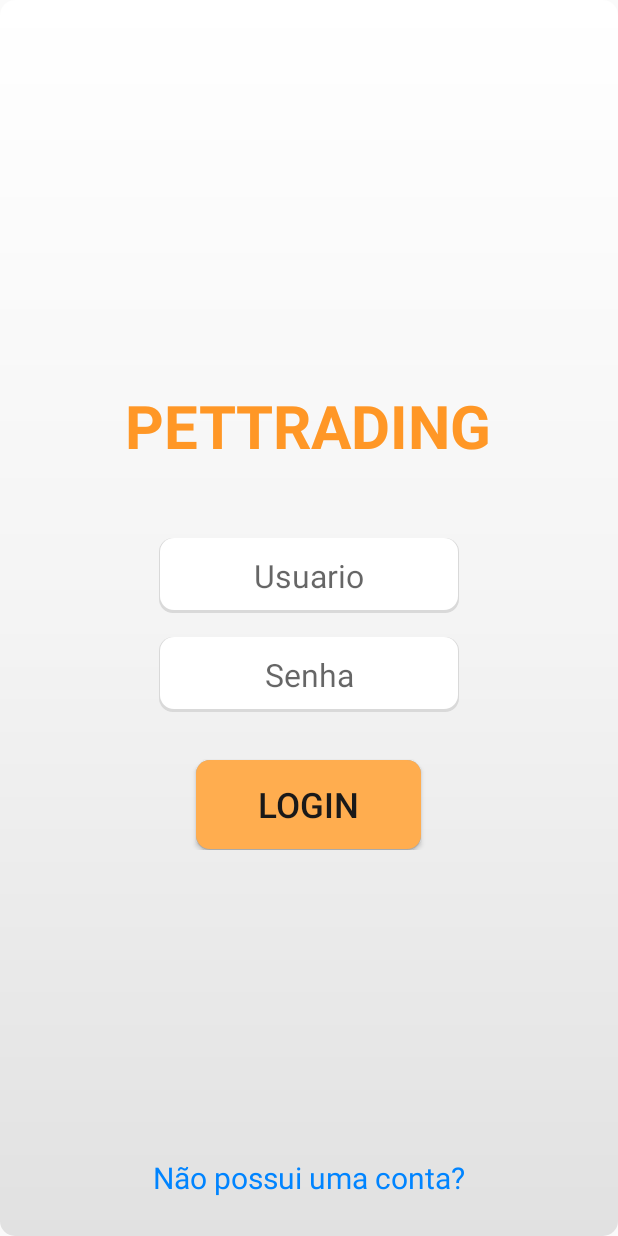
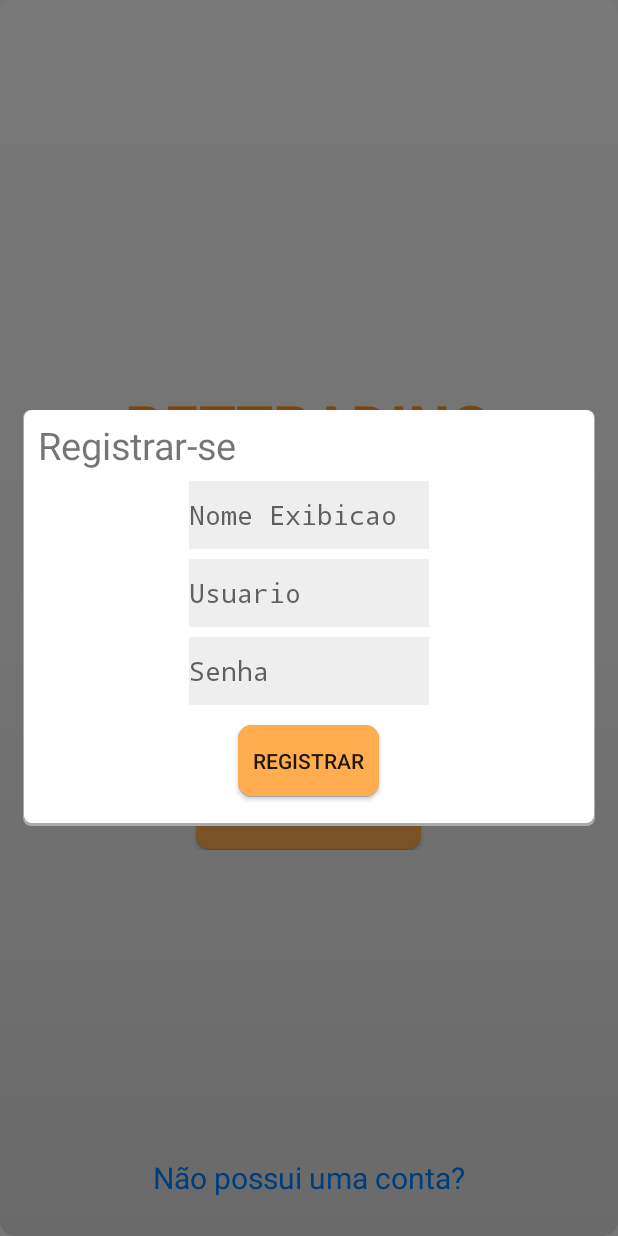
Before and after one commit to SiegeSoft/pet, an Android app: the screen it shows after launch (Login), after a tap on "Não possui uma conta?", on a phone screen of 412 x 824 dp. Run offline under Robolectric (Android 15) with nearby library versions, the phone set to English and light mode, and no system bars; our stand-ins replace Volley; network calls fail; 3 statements that could not run were skipped.

Commit message:
ACTIVITY REGISTRO LAYOUT UPDATED

```diff
--- a/app/src/main/java/pet/com/br/pet/autentica/Login.java
+++ b/app/src/main/java/pet/com/br/pet/autentica/Login.java
@@ -1,12 +1,16 @@
 package pet.com.br.pet.autentica;
 
 import android.app.AlertDialog;
+import android.app.FragmentManager;
+import android.app.FragmentTransaction;
 import android.app.ProgressDialog;
 import android.content.Intent;
 import android.os.Bundle;
 import android.support.v7.app.AppCompatActivity;
 import android.view.View;
 import android.widget.EditText;
+import android.widget.RelativeLayout;
+import android.widget.TextView;
 import android.widget.Toast;
 
 import com.android.volley.AuthFailureError;
@@ -27,6 +31,9 @@ import java.util.Map;
 
 import pet.com.br.pet.R;
 import pet.com.br.pet.buscaRapida.BuscaRapidaActivity;
+import pet.com.br.pet.conta.Conta;
+import pet.com.br.pet.fragments.ContaProfileConfig;
+import pet.com.br.pet.fragments.Registro;
 
 /**
  * Created by iaco_ on 15/08/2016.
@@ -50,15 +57,57 @@ public class Login  extends AppCompatActivity {
     private LoginManager _session;
     private String _name, _likes, _dislikes;
 
+    //REGISTRAR
+    public static int fadeout_valueregistro = 0;
+    Registro registro;
+
 
     @Override
     protected void onCreate(Bundle savedInstanceState) {
         super.onCreate(savedInstanceState);
         setContentView(R.layout.activity_login);
-
+        fadeout_valueregistro = 0;
         editTextUsername = (EditText) findViewById(R.id.editText_login);
         editTextPassword = (EditText) findViewById(R.id.editText_senha);
         _session = new LoginManager(getApplicationContext());
+
+        //FRAGMENT REGISTRO
+        TextView textregistro = (TextView) findViewById(R.id.text_registrar);
+        FragmentManager fragmentManager = getFragmentManager();
+        FragmentTransaction fragmentTransaction = fragmentManager.beginTransaction();
+        registro = new Registro();
+        fragmentTransaction.add(R.id.fragment_registro, registro);
+        fragmentTransaction.commit();
+        textregistro.setOnClickListener(new View.OnClickListener() {
+            @Override
+            public void onClick(View v) {
+                // TODO Auto-generated method stub
+                if (fadeout_valueregistro == 0) {
+                    RelativeLayout relative_fadeout = (RelativeLayout) findViewById(R.id.relative_registro_fadeout);
+                    relative_fadeout.setVisibility(View.VISIBLE);
+                    // Creating a new RelativeLayout
+                    fadeout_valueregistro = 1;
+                    registro.addPlaces();
+                }
+            }
+        });
+
+        RelativeLayout relative_registro_fragment_view = (RelativeLayout) findViewById(R.id.relative_registro_fragment_view);
+
+        if (!relative_registro_fragment_view.hasOnClickListeners()) {
+            RelativeLayout relative_fadeout = (RelativeLayout) findViewById(R.id.relative_registro_fadeout);
+            relative_fadeout.setOnClickListener(new View.OnClickListener() {
+                @Override
+                public void onClick(View v) {
+                    if (fadeout_valueregistro == 1) {
+                        RelativeLayout relative_fade = (RelativeLayout) findViewById(R.id.relative_registro_fadeout);
+                        relative_fade.setVisibility(View.GONE);
+                        fadeout_valueregistro = 0;
+                        registro.addPlaces();
+                    }
+                }
+            });
+        }
 
     }
 
--- a/app/src/main/java/pet/com/br/pet/fragments/Registro.java
+++ b/app/src/main/java/pet/com/br/pet/fragments/Registro.java
@@ -1,11 +1,209 @@
 package pet.com.br.pet.fragments;
+
+import android.app.Fragment;
+import android.graphics.Color;
+import android.os.Bundle;
+import android.text.InputFilter;
+import android.text.InputType;
+import android.view.LayoutInflater;
+import android.view.View;
+import android.view.ViewGroup;
+import android.widget.Button;
+import android.widget.EditText;
+import android.widget.RelativeLayout;
+import android.widget.TextView;
+import android.widget.Toast;
+import com.android.volley.AuthFailureError;
+import com.android.volley.Request;
+import com.android.volley.RequestQueue;
+import com.android.volley.Response;
+import com.android.volley.VolleyError;
+import com.android.volley.toolbox.StringRequest;
+import com.android.volley.toolbox.Volley;
+import java.util.HashMap;
+import java.util.Map;
+import pet.com.br.pet.R;
+import pet.com.br.pet.autentica.Login;
+import pet.com.br.pet.conta.Conta;
+import pet.com.br.pet.utils.ContaUtils;
 
 /**
  * Created by iacocesar on 03/11/2016.
  */
 
-public class Registro {
+public class Registro extends Fragment {
+
+    private View rootView;
+    private RelativeLayout relativeLayout;
+
+    private RequestQueue requestQueue;
+
+    //LAYOUT Registra SENHA.
+    TextView texto_titulo;
+    EditText texto_cadastra_username;
+    EditText texto_cadastra_nomeexibicao;
+    EditText texto_cadastra_senha;
+    EditText texto_cadastra_email;
+    EditText texto_cadastra_celular;
 
 
+    TextView invisible;
+    Button button_confirmar;
+
+    @Override
+    public void onActivityCreated(Bundle savedInstanceState) {
+        super.onActivityCreated(savedInstanceState);
+        relativeLayout = (RelativeLayout) rootView.findViewById(R.id.relative_registro);
+    }
+
+    @Override
+    public View onCreateView(LayoutInflater inflater, ViewGroup container, Bundle savedInstanceState) {
+        /** Inflating the layout for this fragment **/
+        rootView = inflater.inflate(R.layout.fragment_registro, container, false);
+        requestQueue = Volley.newRequestQueue(this.getActivity());
+        return rootView;
+    }
+
+    public void addPlaces() {
+        //relativeLayout.setBackgroundColor(Color.parseColor("#000000"));
+
+        //FRAGMENT ESTRUTURAÇAO LAYOUT
+        //config botao_confirmar
+        button_confirmar = new Button(getActivity());
+        button_confirmar.setText("Registrar");
+        button_confirmar.setId(R.id.text_botaoregistrar);
+
+        //config textotitulo
+        texto_titulo = new TextView(getActivity());
+        texto_titulo.setText("Registrar-se");
+        texto_titulo.setId(R.id.text_registro);
+
+        //config texto_user
+        texto_cadastra_username = new EditText(getActivity());
+        texto_cadastra_username.setId(R.id.text_username);
+
+        //config texto_momeexibicao
+        texto_cadastra_nomeexibicao = new EditText(getActivity());
+        texto_cadastra_nomeexibicao.setId(R.id.text_nomeexibicao);
+
+        //config cadastrarsenha
+        texto_cadastra_senha = new EditText(getActivity());
+        texto_cadastra_senha.setId(R.id.text_password);
+
+        //config cadastraremail
+        texto_cadastra_email = new EditText(getActivity());
+        texto_cadastra_email.setId(R.id.text_email);
+
+        //config cadastrarcelular
+        texto_cadastra_celular = new EditText(getActivity());
+        texto_cadastra_celular.setId(R.id.text_celular);
+
+        //config texto ajustelayout nao mecher!!!
+        invisible = new TextView(getActivity());
+        invisible.setText("");
+
+
+        //fade
+        if(Login.fadeout_valueregistro == 1) {
+            //texto titulo
+            RelativeLayout.LayoutParams layout_text_titulo = new RelativeLayout.LayoutParams(
+                    RelativeLayout.LayoutParams.WRAP_CONTENT,
+                    RelativeLayout.LayoutParams.WRAP_CONTENT);
+            layout_text_titulo.setMargins(15, 10, 0, 0);
+            texto_titulo.setTextSize(25);
+            texto_titulo.setLayoutParams(layout_text_titulo);
+
+            //texto nomeexibicao
+            RelativeLayout.LayoutParams layout_texto_cadastra_nomeexibicao = new RelativeLayout.LayoutParams(
+                    240,
+                    RelativeLayout.LayoutParams.WRAP_CONTENT);
+            layout_texto_cadastra_nomeexibicao.setMargins(0, 10, 0, 0);
+            layout_texto_cadastra_nomeexibicao.addRule(RelativeLayout.BELOW, R.id.text_registro);
+            layout_texto_cadastra_nomeexibicao.addRule(RelativeLayout.CENTER_HORIZONTAL);
+            texto_cadastra_nomeexibicao.setHint("Nome Exibicao");
+            texto_cadastra_nomeexibicao.setMaxLines(1);
+            texto_cadastra_nomeexibicao.setTextSize(18);
+            texto_cadastra_nomeexibicao.setInputType(InputType.TYPE_CLASS_TEXT |
+                    InputType.TYPE_TEXT_VARIATION_PASSWORD);
+            texto_cadastra_nomeexibicao.setFilters(new InputFilter[]{new InputFilter.LengthFilter(15)});
+            texto_cadastra_nomeexibicao.setBackgroundColor(Color.parseColor("#EEEEEE"));
+            texto_cadastra_nomeexibicao.setLayoutParams(layout_texto_cadastra_nomeexibicao);
+
+
+            //texto user
+            RelativeLayout.LayoutParams layout_texto_cadastra_username = new RelativeLayout.LayoutParams(
+                    240,
+                    RelativeLayout.LayoutParams.WRAP_CONTENT);
+            layout_texto_cadastra_username.setMargins(0, 10, 0, 0);
+            layout_texto_cadastra_username.addRule(RelativeLayout.BELOW, R.id.text_nomeexibicao);
+            layout_texto_cadastra_username.addRule(RelativeLayout.CENTER_HORIZONTAL);
+
+            texto_cadastra_username.setHint("Usuario");
+            texto_cadastra_username.setMaxLines(1);
+            texto_cadastra_username.setTextSize(18);
+            texto_cadastra_username.setInputType(InputType.TYPE_CLASS_TEXT |
+                    InputType.TYPE_TEXT_VARIATION_PASSWORD);
+            texto_cadastra_username.setFilters(new InputFilter[]{new InputFilter.LengthFilter(15)});
+            texto_cadastra_username.setBackgroundColor(Color.parseColor("#EEEEEE"));
+            texto_cadastra_username.setLayoutParams(layout_texto_cadastra_username);
+
+            //texto senha_novasenha
+            RelativeLayout.LayoutParams layout_texto_cadastra_senha = new RelativeLayout.LayoutParams(
+                    240,
+                    RelativeLayout.LayoutParams.WRAP_CONTENT);
+            layout_texto_cadastra_senha.setMargins(0, 10, 0, 0);
+            layout_texto_cadastra_senha.addRule(RelativeLayout.BELOW, R.id.text_username);
+            layout_texto_cadastra_senha.addRule(RelativeLayout.CENTER_HORIZONTAL);
+            texto_cadastra_senha.setHint("Senha");
+            texto_cadastra_senha.setTextSize(18);
+            texto_cadastra_senha.setMaxLines(1);
+            texto_cadastra_senha.setInputType(InputType.TYPE_CLASS_TEXT |
+                    InputType.TYPE_TEXT_VARIATION_PASSWORD);
+            texto_cadastra_senha.setFilters(new InputFilter[]{new InputFilter.LengthFilter(15)});
+            texto_cadastra_senha.setBackgroundColor(Color.parseColor("#EEEEEE"));
+            texto_cadastra_senha.setLayoutParams(layout_texto_cadastra_senha);
+
+            //texto botaoconfirmar
+            RelativeLayout.LayoutParams layout_button_confirmar = new RelativeLayout.LayoutParams(
+                    RelativeLayout.LayoutParams.WRAP_CONTENT,
+                    RelativeLayout.LayoutParams.WRAP_CONTENT);
+            layout_button_confirmar.addRule(RelativeLayout.BELOW, R.id.text_password);
+            layout_button_confirmar.addRule(RelativeLayout.CENTER_HORIZONTAL);
+            layout_button_confirmar.setMargins(0, 20, 0, 0);
+            button_confirmar.setBackgroundResource(R.drawable.botaologin_background);
+            button_confirmar.setPadding(15,0,15,0);
+            button_confirmar.setLayoutParams(layout_button_confirmar);
+            button_confirmar.setOnClickListener(new View.OnClickListener() {
+                @Override
+                public void onClick(View v) {
+                    // TODO Auto-generated method stub
+                }
+            });
+
+
+            //texto ajustelayout nao modificar!!
+            RelativeLayout.LayoutParams layout_invisible = new RelativeLayout.LayoutParams(
+                    RelativeLayout.LayoutParams.WRAP_CONTENT,
+                    RelativeLayout.LayoutParams.WRAP_CONTENT);
+            layout_invisible.addRule(RelativeLayout.ALIGN_PARENT_RIGHT);
+            layout_invisible.addRule(RelativeLayout.BELOW, R.id.text_botaoregistrar);
+
+            invisible.setLayoutParams(layout_invisible);
+
+            // Setting the parameters on the TextView
+            //relativeLayout.setBackgroundColor(Color.parseColor("#000000"));
+            relativeLayout.setBackgroundResource(R.drawable.alterarsenha_background);
+            relativeLayout.addView(button_confirmar);
+            relativeLayout.addView(texto_titulo);
+            relativeLayout.addView(invisible);
+            relativeLayout.addView(texto_cadastra_nomeexibicao);
+            relativeLayout.addView(texto_cadastra_username);
+            relativeLayout.addView(texto_cadastra_senha);
+        }else{
+            if(Login.fadeout_valueregistro == 0) {
+                relativeLayout.removeAllViews();
+            }
+        }
+    }
 
 }
--- a/app/src/main/java/pet/com/br/pet/models/Profile.java
+++ b/app/src/main/java/pet/com/br/pet/models/Profile.java
@@ -4,6 +4,7 @@ package pet.com.br.pet.models;
  * Created by iaco_ on 14/09/2016.
  */
 public class Profile {
+
     static String username;
     static String nomeexibicao;
 
--- a/app/src/main/res/drawable/chatviewbuttomcircle.xml
+++ b/app/src/main/res/drawable/chatviewbuttomcircle.xml
@@ -17,14 +17,14 @@
             <item android:left="2dp" android:top="2dp">
                 <shape>
                     <solid android:color="#66797979" />
-                    <corners android:radius="30dip"/>
+                    <corners android:radius="60dip"/>
                 </shape>
             </item>
             <!-- CONTENT LAYER -->
             <item android:bottom="2dp" android:right="2dp">
                 <shape>
                     <solid android:color="#ff9726" />
-                    <corners android:radius="60dip"/>
+                    <corners android:radius="30dip"/>
                 </shape>
             </item>
         </layer-list>
--- a/app/src/main/res/layout/activity_chatview.xml
+++ b/app/src/main/res/layout/activity_chatview.xml
@@ -13,8 +13,9 @@
         android:layout_width="match_parent"
         android:layout_height="match_parent"
         android:background="#f5f5f5"
-        android:layout_centerVertical="true"
-        >
+        android:layout_alignParentTop="true"
+        android:layout_alignParentLeft="true"
+        android:layout_alignParentStart="true">
 
         <android.support.v7.widget.RecyclerView
             android:id="@+id/recyclerViewchatView"
@@ -49,12 +50,14 @@
             android:background="@drawable/edittextbaloon" />
         <Button
             android:id="@+id/botaoenviar"
-            android:layout_width="60dp"
+            android:layout_width="50dp"
             android:layout_height="wrap_content"
             android:text="➢"
-            android:textStyle="bold|italic"
+            android:textStyle="bold"
             android:textColor="#e6ffffff"
             android:textSize="38sp"
+            android:layout_centerHorizontal="true"
+            android:layout_centerVertical="true"
             android:onClick="botaoenviarmensagem"
             android:background="@drawable/chatviewbuttomcircle"
             android:layout_alignParentBottom="true"
--- a/app/src/main/res/layout/activity_login.xml
+++ b/app/src/main/res/layout/activity_login.xml
@@ -2,6 +2,7 @@
 <ScrollView xmlns:android="http://schemas.android.com/apk/res/android"
     android:layout_width="fill_parent"
     android:layout_height="fill_parent"
+    xmlns:tools="http://schemas.android.com/tools"
     android:fillViewport="true"
     android:fitsSystemWindows="true">
 
@@ -75,7 +76,9 @@
                 android:background="@drawable/botaologin_background"/>
 
         </RelativeLayout>
+
             <TextView
+                android:id="@+id/text_registrar"
                 android:layout_width="wrap_content"
                 android:layout_height="wrap_content"
                 android:layout_marginBottom="25dp"
@@ -86,5 +89,35 @@
                 android:textColor="#0084ff"
                 android:clickable="true"
                 android:textSize="20sp" />
+
+    <RelativeLayout
+        android:id="@+id/relative_registro_fadeout"
+        android:layout_width="match_parent"
+        android:layout_height="match_parent"
+        android:background="#86000000"
+        android:clickable="true"
+        android:onClick="OnClickFadeOut"
+        android:visibility="gone"></RelativeLayout>
+
+    <RelativeLayout
+        android:id="@+id/relative_registro_fragment_view"
+        android:layout_width="wrap_content"
+        android:layout_height="wrap_content"
+        android:layout_centerInParent="true"
+        android:layout_marginBottom="15dp"
+        android:layout_marginLeft="15dp"
+        android:layout_marginRight="15dp"
+        android:background="@android:color/transparent"
+        android:clickable="true">
+
+        <fragment
+            android:id="@+id/fragment_registro"
+            class="pet.com.br.pet.fragments.Registro"
+            android:layout_width="wrap_content"
+            android:layout_height="wrap_content"
+            android:background="@android:color/transparent"
+            tools:layout="@layout/fragment_registro" />
+        </RelativeLayout>
+
         </RelativeLayout>
 </ScrollView>
--- a/app/src/main/res/layout/fragment_registro.xml
+++ b/app/src/main/res/layout/fragment_registro.xml
@@ -1,6 +1,17 @@
-<?xml version="1.0" encoding="utf-8"?>
-<LinearLayout xmlns:android="http://schemas.android.com/apk/res/android"
-    android:layout_width="match_parent"
-    android:layout_height="match_parent">
+<RelativeLayout xmlns:android="http://schemas.android.com/apk/res/android"
+    xmlns:app="http://schemas.android.com/apk/res-auto"
+    android:layout_width="wrap_content"
+    android:layout_height="wrap_content"
+    android:background="@android:color/transparent"
 
-</LinearLayout>
+    app:layout_behavior="@string/appbar_scrolling_view_behavior">
+
+    <!--CONTA CONFIG PERFIL SIMPLES-->
+    <RelativeLayout
+        android:id="@+id/relative_registro"
+        android:layout_width="wrap_content"
+        android:layout_height="wrap_content"
+        android:layout_centerInParent="true"
+        >
+    </RelativeLayout>
+</RelativeLayout>
--- a/app/src/main/res/values/ids.xml
+++ b/app/src/main/res/values/ids.xml
@@ -1,8 +1,20 @@
 <?xml version="1.0" encoding="utf-8"?>
 <resources>
+    <!-- FRAGMENT CONTA -->
     <item name="text_alterarsenha" type="id"/>
     <item name="text_senhaantiga" type="id"/>
     <item name="text_novasenha" type="id"/>
     <item name="text_botaoconfirmar" type="id"/>
 
+    <!-- FRAGMENT REGISTRO -->
+    <item name="text_registro" type="id"/>
+    <item name="text_username" type="id"/>
+    <item name="text_password" type="id"/>
+    <item name="text_nomeexibicao" type="id"/>
+    <item name="text_nomecompleto" type="id"/>
+    <item name="text_celular" type="id"/>
+    <item name="text_idade" type="id"/>
+    <item name="text_email" type="id"/>
+    <item name="text_botaoregistrar" type="id"/>
+
 </resources>
```
Also changed, not shown: app/src/main/java/pet/com/br/pet/conta/ContaStatus.java (+11 -10 lines), app/src/main/res/layout/fragment_contaprofileconfig.xml (indentation only).
